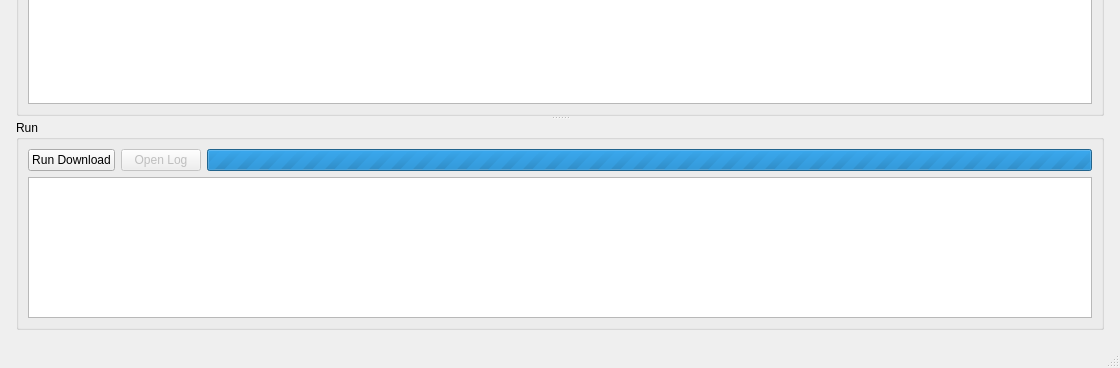
This is src/yt_dlp_playlists_downloader/gui/ui/main_window.ui in crowdedmovie/yt-dlp-playlists-downloader as Qt 5 draws it before an edit; both pictures show x 0 to 1120 and y 392 to 760 of the 1120 by 760 pixel window. The edited form follows.
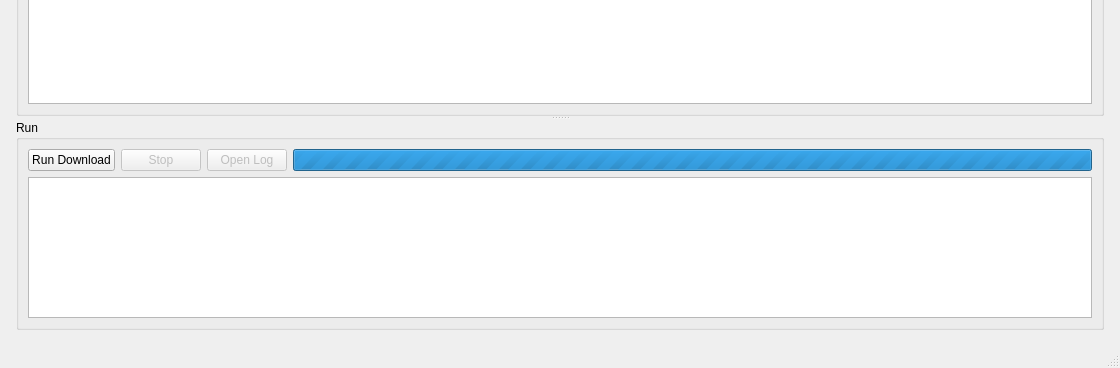
This is the edited form.

Commit message: Add stop button

```diff
--- a/src/yt_dlp_playlists_downloader/gui/ui/main_window.ui
+++ b/src/yt_dlp_playlists_downloader/gui/ui/main_window.ui
@@ -324,6 +324,16 @@
             </property>
            </widget>
           </item>
+          <item>
+           <widget class="QPushButton" name="stopButton">
+            <property name="enabled">
+             <bool>false</bool>
+            </property>
+            <property name="text">
+             <string>Stop</string>
+            </property>
+           </widget>
+          </item>
           <item>
            <widget class="QPushButton" name="openLogButton">
             <property name="enabled">
```
The commit also changes 5 other files.
